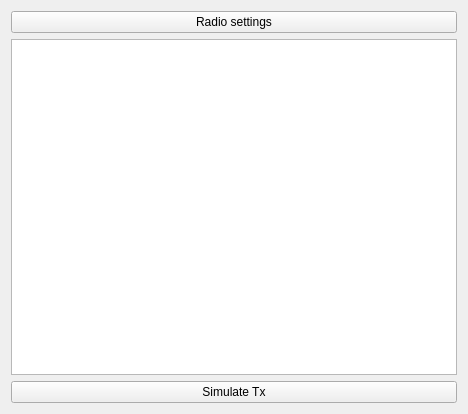
Old version of the form companion/src/mdichild.ui in the repository opentx/opentx.
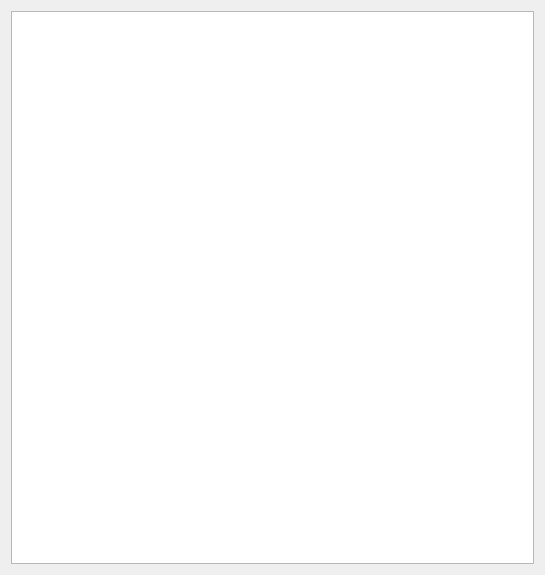
New version of the form.

What changed in the file:
```diff
--- a/companion/src/mdichild.ui
+++ b/companion/src/mdichild.ui
@@ -6,28 +6,32 @@
    <rect>
     <x>0</x>
     <y>0</y>
-    <width>468</width>
-    <height>414</height>
+    <width>545</width>
+    <height>575</height>
    </rect>
   </property>
-  <property name="windowTitle">
-   <string/>
-  </property>
-  <layout class="QVBoxLayout" name="verticalLayout">
+  <layout class="QVBoxLayout" name="verticalLayout" stretch="0,0,1">
+   <property name="spacing">
+    <number>5</number>
+   </property>
    <item>
-    <widget class="QPushButton" name="radioSettings">
-     <property name="text">
-      <string>Radio settings</string>
+    <layout class="QHBoxLayout" name="topToolbarLayout">
+     <property name="spacing">
+      <number>2</number>
      </property>
-    </widget>
+    </layout>
    </item>
    <item>
-    <widget class="QTreeView" name="modelsList"/>
+    <layout class="QHBoxLayout" name="botToolbarLayout">
+     <property name="spacing">
+      <number>2</number>
+     </property>
+    </layout>
    </item>
    <item>
-    <widget class="QPushButton" name="simulateButton">
-     <property name="text">
-      <string>Simulate Tx</string>
+    <widget class="QTreeView" name="modelsList">
+     <property name="uniformRowHeights">
+      <bool>true</bool>
      </property>
     </widget>
    </item>
```
Left out of the diff: 4 changed lines with no effect on the pictures.
